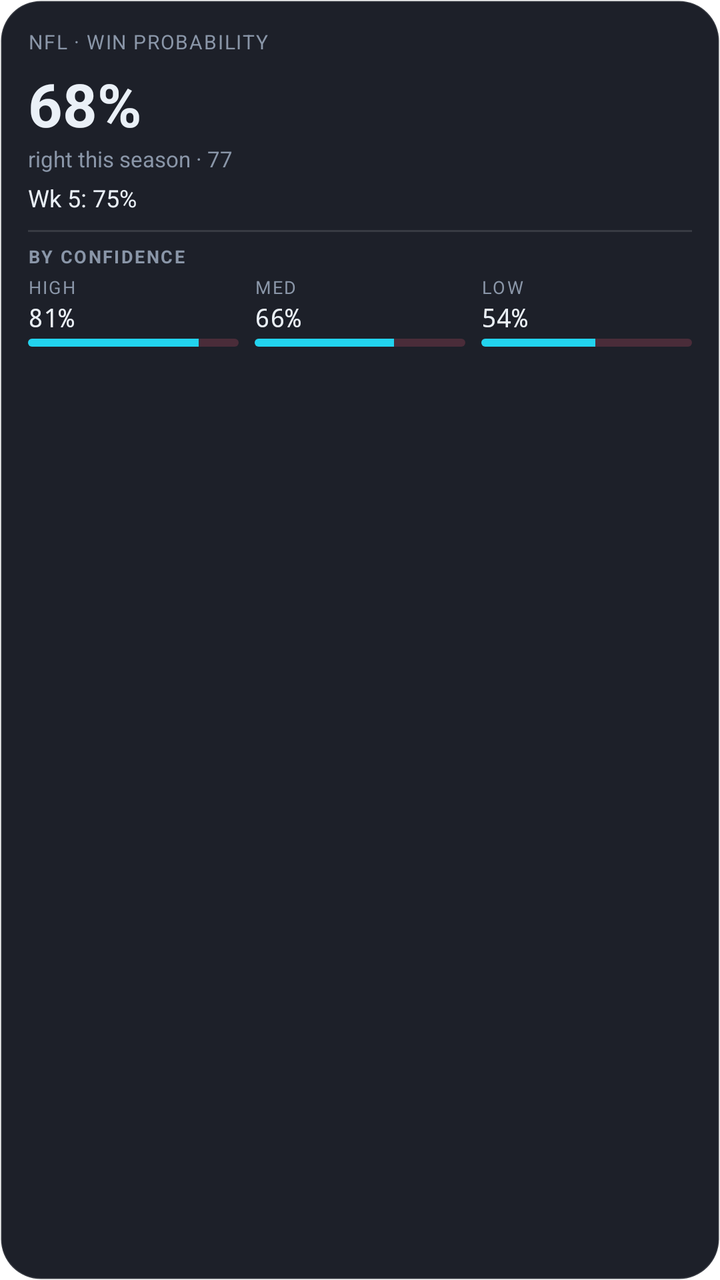
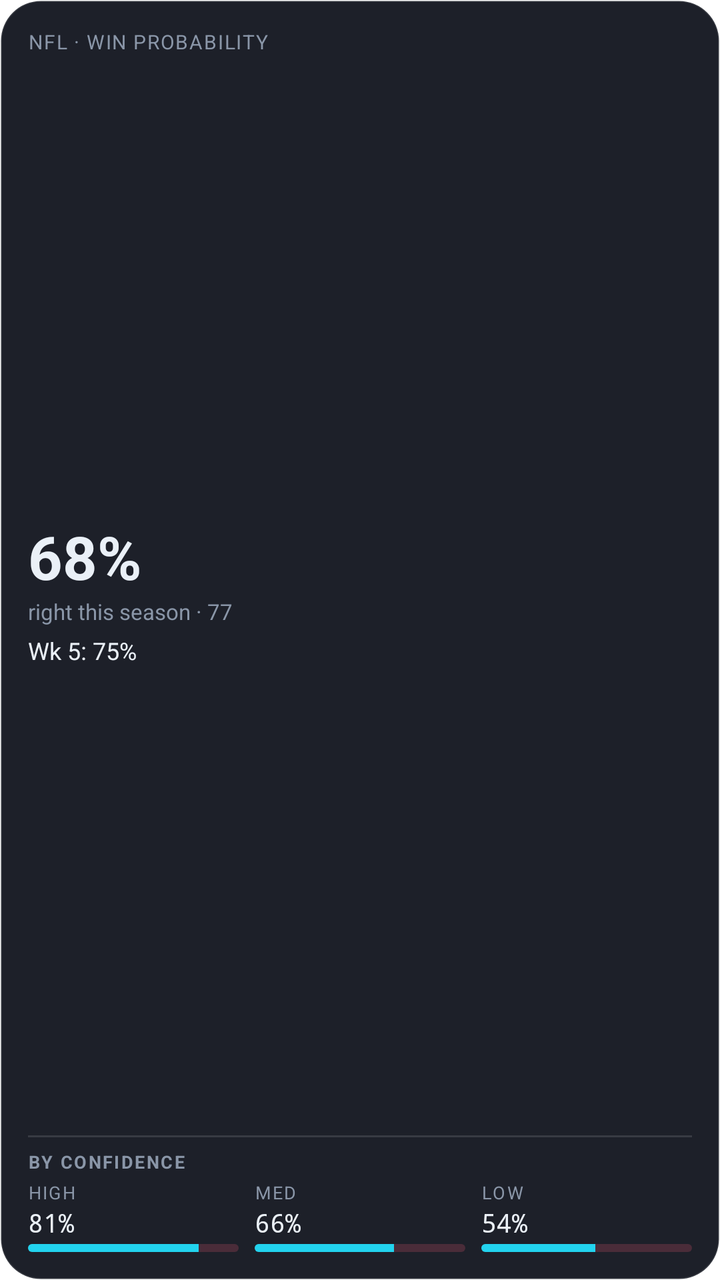

Compare the two renders of this Android layout. The source of the first and the diff that turns it into the second are given below.
<!-- AndroidManifest.xml: fallback theme Theme.MaterialComponents.DayNight.NoActionBar -->
<!-- res/layout/widget_model_accuracy.xml -->
<?xml version="1.0" encoding="utf-8"?>
<LinearLayout xmlns:android="http://schemas.android.com/apk/res/android"
    android:id="@+id/widget_root"
    android:layout_width="match_parent"
    android:layout_height="match_parent"
    android:background="@drawable/widget_background"
    android:orientation="vertical"
    android:padding="14dp">

    <TextView
        android:id="@+id/acc_header"
        android:layout_width="match_parent"
        android:layout_height="wrap_content"
        android:ellipsize="end"
        android:maxLines="1"
        android:text="NFL · WIN PROBABILITY"
        android:textAllCaps="true"
        android:textColor="@color/widget_ink_sub"
        android:textSize="10sp"
        android:letterSpacing="0.06"/>

    <TextView
        android:id="@+id/acc_message"
        android:layout_width="match_parent"
        android:layout_height="wrap_content"
        android:layout_marginTop="6dp"
        android:text="@string/widget_choose_sport"
        android:textColor="@color/widget_ink_sub"
        android:textSize="12sp"
        android:visibility="gone"/>

    <LinearLayout
        android:id="@+id/acc_body"
        android:layout_width="match_parent"
        android:layout_height="wrap_content"
        android:orientation="vertical">

        <TextView
            android:id="@+id/acc_big"
            android:layout_width="wrap_content"
            android:layout_height="wrap_content"
            android:maxLines="1"
            android:text="68%"
            android:textColor="@color/widget_ink"
            android:textSize="30sp"
            android:layout_marginTop="4dp"
            android:textStyle="bold"/>

        <TextView
            android:id="@+id/acc_season"
            android:layout_width="wrap_content"
            android:layout_height="wrap_content"
            android:maxLines="1"
            android:text="right this season · 77"
            android:textColor="@color/widget_ink_sub"
            android:textSize="11sp"/>

        <TextView
            android:id="@+id/acc_last"
            android:layout_width="wrap_content"
            android:layout_height="wrap_content"
            android:maxLines="1"
            android:text="Wk 5: 75%"
            android:textColor="@color/widget_ink"
            android:textSize="12sp"
            android:layout_marginTop="4dp"/>

        <LinearLayout
            android:id="@+id/acc_bands"
            android:layout_width="match_parent"
            android:layout_height="wrap_content"
            android:layout_marginTop="8dp"
            android:orientation="vertical">

            <FrameLayout
                android:layout_width="match_parent"
                android:layout_height="1dp"
                android:background="@color/widget_border"/>

            <TextView
                android:layout_width="match_parent"
                android:layout_height="wrap_content"
                android:layout_marginTop="6dp"
                android:letterSpacing="0.09"
                android:maxLines="1"
                android:text="@string/widget_by_confidence"
                android:textAllCaps="true"
                android:textColor="@color/widget_ink_sub"
                android:textSize="9sp"
                android:textStyle="bold"/>

            <LinearLayout
                android:layout_width="match_parent"
                android:layout_height="wrap_content"
                android:layout_marginTop="3dp"
                android:orientation="horizontal">

                <LinearLayout
                    android:id="@+id/acc_band1"
                    android:layout_width="0dp"
                    android:layout_height="wrap_content"
                    android:layout_weight="1"
                    android:layout_marginStart="0dp"
                    android:orientation="vertical">

                    <TextView
                        android:id="@+id/acc_band1_tag"
                        android:layout_width="wrap_content"
                        android:layout_height="wrap_content"
                        android:letterSpacing="0.08"
                        android:maxLines="1"
                        android:text="HIGH"
                        android:textColor="@color/widget_ink_sub"
                        android:textSize="9sp"/>

                    <TextView
                        android:id="@+id/acc_band1_pct"
                        android:layout_width="wrap_content"
                        android:layout_height="wrap_content"
                        android:fontFamily="monospace"
                        android:maxLines="1"
                        android:text="81%"
                        android:textColor="@color/widget_ink"
                        android:textSize="13sp"/>

                    <ProgressBar
                        android:id="@+id/acc_band1_bar"
                        style="?android:attr/progressBarStyleHorizontal"
                        android:layout_width="match_parent"
                        android:layout_height="4dp"
                        android:layout_marginTop="2dp"
                        android:max="100"
                        android:progress="81"
                        android:progressDrawable="@drawable/widget_pick_bar"/>
                </LinearLayout>

                <LinearLayout
                    android:id="@+id/acc_band2"
                    android:layout_width="0dp"
                    android:layout_height="wrap_content"
                    android:layout_weight="1"
                    android:layout_marginStart="8dp"
                    android:orientation="vertical">

                    <TextView
                        android:id="@+id/acc_band2_tag"
                        android:layout_width="wrap_content"
                        android:layout_height="wrap_content"
                        android:letterSpacing="0.08"
                        android:maxLines="1"
                        android:text="MED"
                        android:textColor="@color/widget_ink_sub"
                        android:textSize="9sp"/>

                    <TextView
                        android:id="@+id/acc_band2_pct"
                        android:layout_width="wrap_content"
                        android:layout_height="wrap_content"
                        android:fontFamily="monospace"
                        android:maxLines="1"
                        android:text="66%"
                        android:textColor="@color/widget_ink"
                        android:textSize="13sp"/>

                    <ProgressBar
                        android:id="@+id/acc_band2_bar"
                        style="?android:attr/progressBarStyleHorizontal"
                        android:layout_width="match_parent"
                        android:layout_height="4dp"
                        android:layout_marginTop="2dp"
                        android:max="100"
                        android:progress="66"
                        android:progressDrawable="@drawable/widget_pick_bar"/>
                </LinearLayout>

                <LinearLayout
                    android:id="@+id/acc_band3"
                    android:layout_width="0dp"
                    android:layout_height="wrap_content"
                    android:layout_weight="1"
                    android:layout_marginStart="8dp"
                    android:orientation="vertical">

                    <TextView
                        android:id="@+id/acc_band3_tag"
                        android:layout_width="wrap_content"
                        android:layout_height="wrap_content"
                        android:letterSpacing="0.08"
                        android:maxLines="1"
                        android:text="LOW"
                        android:textColor="@color/widget_ink_sub"
                        android:textSize="9sp"/>

                    <TextView
                        android:id="@+id/acc_band3_pct"
                        android:layout_width="wrap_content"
                        android:layout_height="wrap_content"
                        android:fontFamily="monospace"
                        android:maxLines="1"
                        android:text="54%"
                        android:textColor="@color/widget_ink"
                        android:textSize="13sp"/>

                    <ProgressBar
                        android:id="@+id/acc_band3_bar"
                        style="?android:attr/progressBarStyleHorizontal"
                        android:layout_width="match_parent"
                        android:layout_height="4dp"
                        android:layout_marginTop="2dp"
                        android:max="100"
                        android:progress="54"
                        android:progressDrawable="@drawable/widget_pick_bar"/>
                </LinearLayout>
            </LinearLayout>
        </LinearLayout>
    </LinearLayout>
</LinearLayout>
<!-- resources referenced by this layout -->
<resources>
  <color name="widget_border">#1FFFFFFF</color>
  <color name="widget_ink">#FFEAF0F7</color>
  <color name="widget_ink_sub">#FF8A96A8</color>
  <!-- drawable widget_background (drawable) -->
  <?xml version="1.0" encoding="utf-8"?>
  <shape xmlns:android="http://schemas.android.com/apk/res/android" android:shape="rectangle">
      <solid android:color="@color/widget_bg"/>
      <stroke android:width="1dp" android:color="@color/widget_border"/>
      <corners android:radius="20dp"/>
  </shape>
  <!-- drawable widget_pick_bar (drawable) -->
  <?xml version="1.0" encoding="utf-8"?>
  <layer-list xmlns:android="http://schemas.android.com/apk/res/android">
      <item android:id="@android:id/background">
          <shape><corners android:radius="2dp"/><solid android:color="@color/widget_track"/></shape>
      </item>
      <item android:id="@android:id/progress">
          <clip><shape><corners android:radius="2dp"/><solid android:color="@color/widget_cyan"/></shape></clip>
      </item>
  </layer-list>
  <string name="widget_by_confidence">By confidence</string>
  <string name="widget_choose_sport">Tap to choose a sport</string>
  <color name="widget_bg">#EB0A0E17</color>
  <color name="widget_track">#33FF5C7A</color>
  <color name="widget_cyan">#FF22D3EE</color>
</resources>

<!-- the commit's change to res/layout/widget_model_accuracy.xml (unified diff, before → after) -->
@@ -16,7 +16,7 @@
         android:text="NFL · WIN PROBABILITY"
         android:textAllCaps="true"
         android:textColor="@color/widget_ink_sub"
-        android:textSize="10sp"
+        android:textSize="@dimen/widget_text_caption"
         android:letterSpacing="0.06"/>
 
     <TextView
@@ -26,50 +26,58 @@
         android:layout_marginTop="6dp"
         android:text="@string/widget_choose_sport"
         android:textColor="@color/widget_ink_sub"
-        android:textSize="12sp"
+        android:textSize="@dimen/widget_text_body"
         android:visibility="gone"/>
 
     <LinearLayout
         android:id="@+id/acc_body"
         android:layout_width="match_parent"
-        android:layout_height="wrap_content"
+        android:layout_height="0dp"
+        android:layout_weight="1"
         android:orientation="vertical">
 
-        <TextView
-            android:id="@+id/acc_big"
-            android:layout_width="wrap_content"
-            android:layout_height="wrap_content"
-            android:maxLines="1"
-            android:text="68%"
-            android:textColor="@color/widget_ink"
-            android:textSize="30sp"
-            android:layout_marginTop="4dp"
-            android:textStyle="bold"/>
-
-        <TextView
-            android:id="@+id/acc_season"
-            android:layout_width="wrap_content"
-            android:layout_height="wrap_content"
-            android:maxLines="1"
-            android:text="right this season · 77"
-            android:textColor="@color/widget_ink_sub"
-            android:textSize="11sp"/>
-
-        <TextView
-            android:id="@+id/acc_last"
-            android:layout_width="wrap_content"
-            android:layout_height="wrap_content"
-            android:maxLines="1"
-            android:text="Wk 5: 75%"
-            android:textColor="@color/widget_ink"
-            android:textSize="12sp"
-            android:layout_marginTop="4dp"/>
+        <LinearLayout
+            android:layout_width="match_parent"
+            android:layout_height="0dp"
+            android:layout_weight="1"
+            android:gravity="center_vertical"
+            android:orientation="vertical">
+
+            <TextView
+                android:id="@+id/acc_big"
+                android:layout_width="wrap_content"
+                android:layout_height="wrap_content"
+                android:maxLines="1"
+                android:text="68%"
+                android:textColor="@color/widget_ink"
+                android:textSize="@dimen/widget_text_figure"
+                android:textStyle="bold"/>
+
+            <TextView
+                android:id="@+id/acc_season"
+                android:layout_width="wrap_content"
+                android:layout_height="wrap_content"
+                android:maxLines="1"
+                android:text="right this season · 77"
+                android:textColor="@color/widget_ink_sub"
+                android:textSize="@dimen/widget_text_meta"/>
+
+            <TextView
+                android:id="@+id/acc_last"
+                android:layout_width="wrap_content"
+                android:layout_height="wrap_content"
+                android:layout_marginTop="4dp"
+                android:maxLines="1"
+                android:text="Wk 5: 75%"
+                android:textColor="@color/widget_ink"
+                android:textSize="@dimen/widget_text_body"/>
+        </LinearLayout>
 
         <LinearLayout
             android:id="@+id/acc_bands"
             android:layout_width="match_parent"
             android:layout_height="wrap_content"
-            android:layout_marginTop="8dp"
+            android:layout_marginTop="4dp"
             android:orientation="vertical">
 
             <FrameLayout
@@ -78,6 +86,7 @@
                 android:background="@color/widget_border"/>
 
             <TextView
+                android:id="@+id/acc_bands_title"
                 android:layout_width="match_parent"
                 android:layout_height="wrap_content"
                 android:layout_marginTop="6dp"
@@ -86,7 +95,7 @@
                 android:text="@string/widget_by_confidence"
                 android:textAllCaps="true"
                 android:textColor="@color/widget_ink_sub"
-                android:textSize="9sp"
+                android:textSize="@dimen/widget_text_tag"
                 android:textStyle="bold"/>
 
             <LinearLayout
@@ -111,7 +120,7 @@
                         android:maxLines="1"
                         android:text="HIGH"
                         android:textColor="@color/widget_ink_sub"
-                        android:textSize="9sp"/>
+                        android:textSize="@dimen/widget_text_tag"/>
 
                     <TextView
                         android:id="@+id/acc_band1_pct"
@@ -121,7 +130,7 @@
                         android:maxLines="1"
                         android:text="81%"
                         android:textColor="@color/widget_ink"
-                        android:textSize="13sp"/>
+                        android:textSize="@dimen/widget_text_row"/>
 
                     <ProgressBar
                         android:id="@+id/acc_band1_bar"
@@ -150,7 +159,7 @@
                         android:maxLines="1"
                         android:text="MED"
                         android:textColor="@color/widget_ink_sub"
-                        android:textSize="9sp"/>
+                        android:textSize="@dimen/widget_text_tag"/>
 
                     <TextView
                         android:id="@+id/acc_band2_pct"
@@ -160,7 +169,7 @@
                         android:maxLines="1"
                         android:text="66%"
                         android:textColor="@color/widget_ink"
-                        android:textSize="13sp"/>
+                        android:textSize="@dimen/widget_text_row"/>
 
                     <ProgressBar
                         android:id="@+id/acc_band2_bar"
@@ -189,7 +198,7 @@
                         android:maxLines="1"
                         android:text="LOW"
                         android:textColor="@color/widget_ink_sub"
-                        android:textSize="9sp"/>
+                        android:textSize="@dimen/widget_text_tag"/>
 
                     <TextView
                         android:id="@+id/acc_band3_pct"
@@ -199,7 +208,7 @@
                         android:maxLines="1"
                         android:text="54%"
                         android:textColor="@color/widget_ink"
-                        android:textSize="13sp"/>
+                        android:textSize="@dimen/widget_text_row"/>
 
                     <ProgressBar
                         android:id="@+id/acc_band3_bar"
<!-- resource entries referenced after the edit -->
@@ -3,6 +3,12 @@
   <color name="widget_border">#1FFFFFFF</color>
   <color name="widget_ink">#FFEAF0F7</color>
   <color name="widget_ink_sub">#FF8A96A8</color>
+  <dimen name="widget_text_body">12sp</dimen>
+  <dimen name="widget_text_caption">10sp</dimen>
+  <dimen name="widget_text_figure">30sp</dimen>
+  <dimen name="widget_text_meta">11sp</dimen>
+  <dimen name="widget_text_row">13sp</dimen>
+  <dimen name="widget_text_tag">9sp</dimen>
   <!-- drawable widget_background (drawable) -->
   <?xml version="1.0" encoding="utf-8"?>
   <shape xmlns:android="http://schemas.android.com/apk/res/android" android:shape="rectangle">
